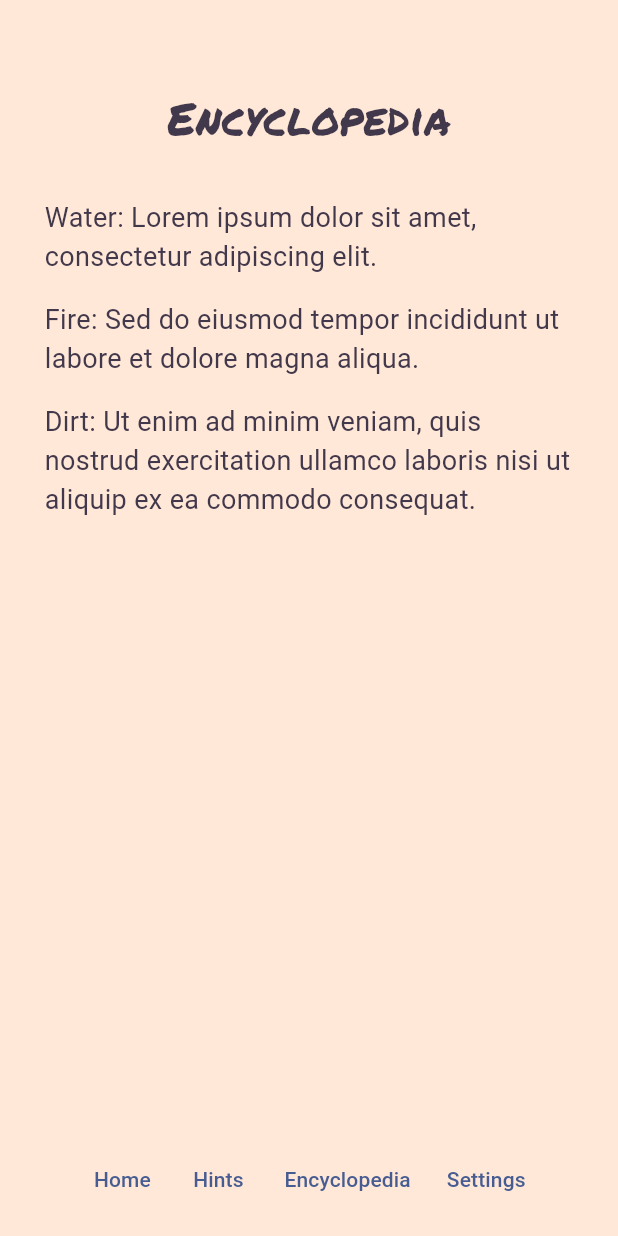
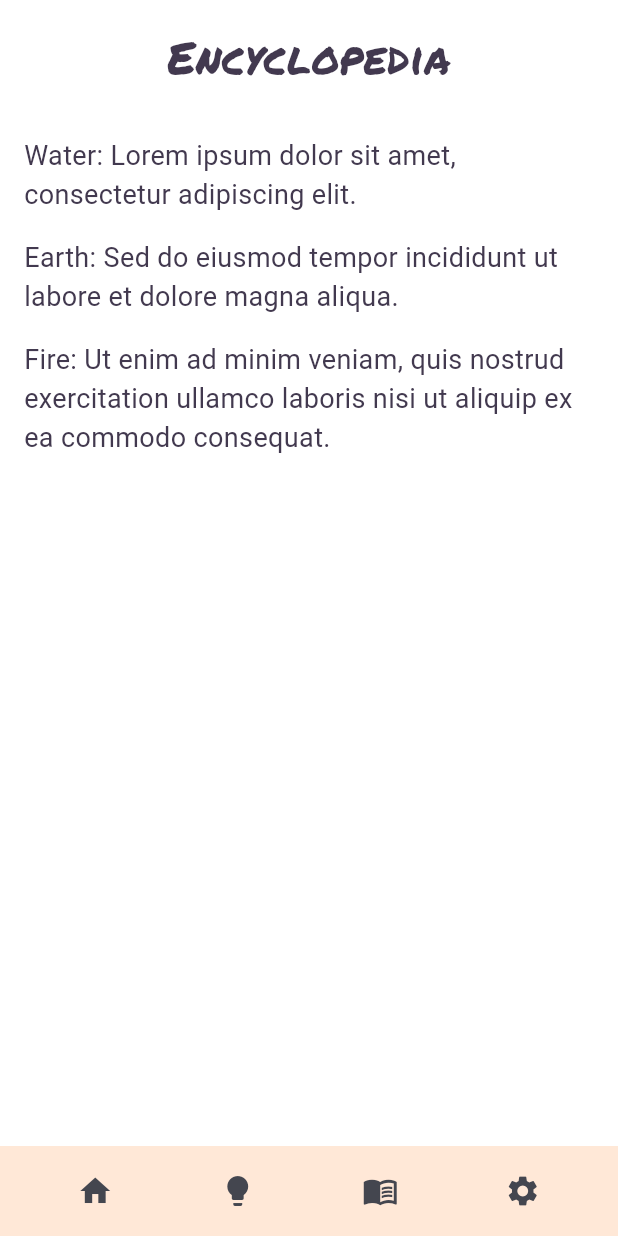
Before and after one commit to h0nu/585-group8, a Flutter app: the screen it shows after launch, after a tap on "Play", after a tap on the "menu book" icon, on a phone screen of 412 x 824 dp. Run offline on Flutter 3.47's test engine with Material 3 defaults, Android fonts, the phone set to English and light mode, and no system bars; our stand-ins replace firebase_core, firebase_crashlytics, go_router, shared_preferences; missing offline and left inert: games_services; accounts and stored records are empty.

Commit message:
Fixed the look of the pages (besides settings)

```diff
--- a/lib/src/level_selection/encyclopedia.dart
+++ b/lib/src/level_selection/encyclopedia.dart
@@ -3,7 +3,6 @@ import 'package:go_router/go_router.dart';
 import 'package:provider/provider.dart';
 
 import '../style/palette.dart';
-import '../style/responsive_screen.dart';
 
 class EncyclopediaScreen extends StatelessWidget {
   const EncyclopediaScreen({Key? key}) : super(key: key);
@@ -13,12 +12,12 @@ class EncyclopediaScreen extends StatelessWidget {
     final palette = context.watch<Palette>();
 
     return Scaffold(
-      backgroundColor: palette.backgroundLevelSelection,
-      body: ResponsiveScreen(
-        squarishMainArea: Column(
-          children: const [
+      backgroundColor: palette.backgroundEncyclopedia,
+      body: SafeArea(
+        child: Column(
+          children: [
             Padding(
-              padding: EdgeInsets.all(16),
+              padding: const EdgeInsets.all(16),
               child: Center(
                 child: Text(
                   'Encyclopedia',
@@ -30,55 +29,64 @@ class EncyclopediaScreen extends StatelessWidget {
               child: Scrollbar(
                 child: SingleChildScrollView(
                   child: Padding(
-                    padding: EdgeInsets.all(16),
+                    padding: const EdgeInsets.all(16),
                     child: Column(
                       crossAxisAlignment: CrossAxisAlignment.start,
-                      children: [
+                      children: const [
                         Text(
                           'Water: Lorem ipsum dolor sit amet, consectetur adipiscing elit.',
                           style: TextStyle(fontSize: 18),
                         ),
-                        SizedBox(height: 16), // Add a break/space here
+                        SizedBox(height: 16),
                         Text(
-                          'Fire: Sed do eiusmod tempor incididunt ut labore et dolore magna aliqua.',
+                          'Earth: Sed do eiusmod tempor incididunt ut labore et dolore magna aliqua.',
                           style: TextStyle(fontSize: 18),
                         ),
-                        SizedBox(height: 16), // Add a break/space here
+                        SizedBox(height: 16),
                         Text(
-                          'Dirt: Ut enim ad minim veniam, quis nostrud exercitation ullamco laboris nisi ut aliquip ex ea commodo consequat.',
+                          'Fire: Ut enim ad minim veniam, quis nostrud exercitation ullamco laboris nisi ut aliquip ex ea commodo consequat.',
                           style: TextStyle(fontSize: 18),
                         ),
-                        // Add more "Lorem Ipsum" content as needed
+                        // Add more content as needed
                       ],
                     ),
                   ),
                 ),
               ),
             ),
-          ],
+            Container(
+              height: 60,
+              decoration: BoxDecoration(
+                color: palette.backgroundMenu,
               ),
-        rectangularMenuArea: Row(
-          mainAxisAlignment: MainAxisAlignment.center,
+              child: Padding(
+                padding: const EdgeInsets.symmetric(horizontal: 16.0),
+                child: Row(
+                  mainAxisAlignment: MainAxisAlignment.spaceAround,
                   children: [
-            TextButton(
+                    IconButton(
                       onPressed: () {
                         GoRouter.of(context).go('/play');
                       },
-              child: const Text('Home'),
+                      icon: Icon(Icons.home),
                     ),
-            TextButton(
+                    IconButton(
                       onPressed: () {
                         GoRouter.of(context).push('/hints');
                       },
-              child: const Text('Hints'),
+                      icon: Icon(Icons.lightbulb),
                     ),
-            TextButton(
+                    IconButton(
                       onPressed: () => GoRouter.of(context).push('/encyclopedia'),
-              child: const Text('Encyclopedia'),
+                      icon: Icon(Icons.menu_book),
                     ),
-            TextButton(
+                    IconButton(
                       onPressed: () => GoRouter.of(context).push('/settings'),
-              child: const Text('Settings'),
+                      icon: Icon(Icons.settings),
+                    ),
+                  ],
+                ),
+              ),
             ),
           ],
         ),
--- a/lib/src/play_session/Alchemy_play_session.dart
+++ b/lib/src/play_session/Alchemy_play_session.dart
@@ -1,6 +1,7 @@
 import 'package:flutter/material.dart';
 import 'package:go_router/go_router.dart';
 import 'package:provider/provider.dart';
+import '../style/palette.dart';
 
 class AlchemyGame extends StatefulWidget {
   const AlchemyGame({super.key});
@@ -40,8 +41,11 @@ class _AlchemyGameState extends State<AlchemyGame> {
   }
 @override
   Widget build(BuildContext context) {
+      final palette = context.watch<Palette>();
+
     return Scaffold(
       appBar: null, // Remove the AppBar
+      backgroundColor: palette.backgroundAlchemy,
       body: SafeArea(
         child: ChangeNotifierProvider(
           create: (context) => AlchemyGameState(inventory, combinationSequence),
@@ -51,12 +55,18 @@ class _AlchemyGameState extends State<AlchemyGame> {
                 flex: 4,
                 child: _AlchemyGameContent(),
               ),
-              Container(
-                color: Color.fromRGBO(255,232,215,1), // Color from figma
+              SafeArea(
+            child: Align(
+              alignment: Alignment.bottomCenter,
+              child: Container(
+              height: 60,
+              decoration: BoxDecoration(
+                color: palette.backgroundMenu,
+              ),
               child: Padding(
                 padding: const EdgeInsets.symmetric(horizontal: 16.0),
                 child: Row(
-                    mainAxisAlignment: MainAxisAlignment.spaceAround, // Adjusted to space around icons
+                  mainAxisAlignment: MainAxisAlignment.spaceAround,
                   children: [
                     IconButton(
                       onPressed: () {
@@ -79,6 +89,8 @@ class _AlchemyGameState extends State<AlchemyGame> {
                       icon: Icon(Icons.settings),
                     ),
                   ],
+                ),
+              ),
             ),
             ),
           ),
```
Also changed, not shown: lib/src/level_selection/hints.dart (+30 -22 lines). Lines whose indentation alone changed are shown as unchanged.
